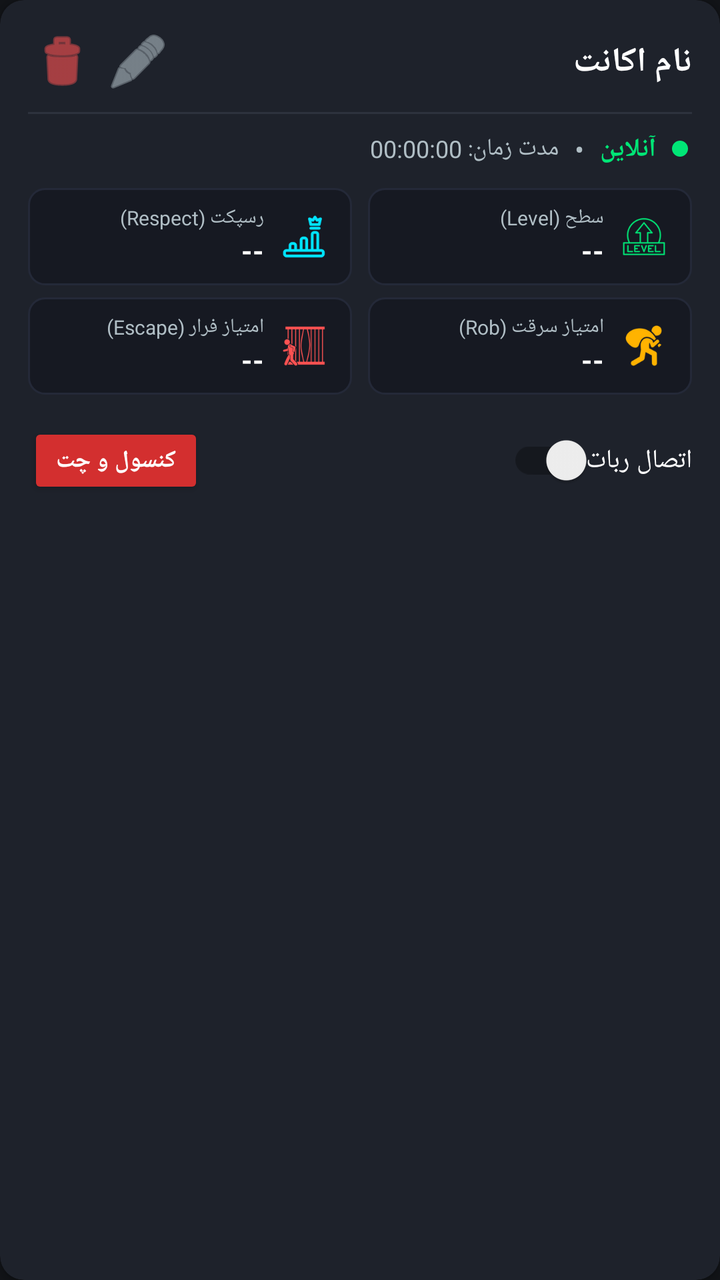
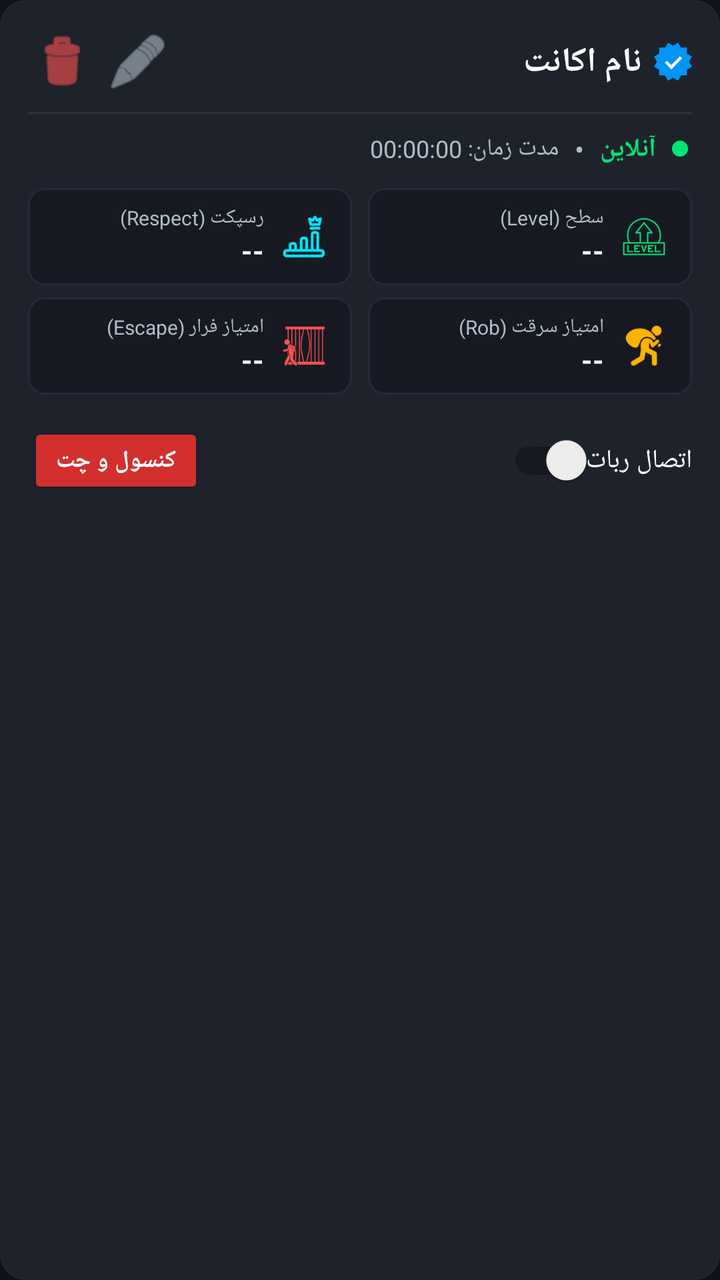

Compare the two renders of this Android layout. The source of the first and the diff that turns it into the second are given below.
<!-- AndroidManifest.xml: application theme Theme.AGRak -->
<!-- res/layout/item_account_card.xml -->
<?xml version="1.0" encoding="utf-8"?>
<androidx.cardview.widget.CardView xmlns:android="http://schemas.android.com/apk/res/android"
    xmlns:app="http://schemas.android.com/apk/res-auto"
    android:layout_width="match_parent"
    android:layout_height="wrap_content"
    android:layout_marginHorizontal="6dp"
    android:layout_marginVertical="6dp"
    app:cardBackgroundColor="@color/card_dark"
    app:cardCornerRadius="12dp"
    app:cardElevation="3dp"
    android:layoutDirection="rtl">

    <LinearLayout
        android:layout_width="match_parent"
        android:layout_height="wrap_content"
        android:orientation="vertical"
        android:padding="14dp">

        
        <LinearLayout
            android:layout_width="match_parent"
            android:layout_height="wrap_content"
            android:gravity="center_vertical"
            android:orientation="horizontal">

            <TextView
                android:id="@+id/tvAccountNick"
                android:layout_width="0dp"
                android:layout_height="wrap_content"
                android:layout_weight="1"
                android:text="نام اکانت"
                android:textColor="@color/text_white"
                android:textSize="17sp"
                android:textStyle="bold" />

            
            <ImageButton
                android:id="@+id/btnEditAccount"
                android:layout_width="34dp"
                android:layout_height="34dp"
                android:background="?attr/selectableItemBackgroundBorderless"
                android:src="@android:drawable/ic_menu_edit"
                android:tint="@color/text_secondary"
                android:contentDescription="ویرایش اکانت" />

            
            <ImageButton
                android:id="@+id/btnDeleteAccount"
                android:layout_width="34dp"
                android:layout_height="34dp"
                android:layout_marginStart="4dp"
                android:background="?attr/selectableItemBackgroundBorderless"
                android:src="@android:drawable/ic_menu_delete"
                android:tint="@color/status_red"
                android:contentDescription="حذف اکانت" />
        </LinearLayout>

        
        <View
            android:layout_width="match_parent"
            android:layout_height="1dp"
            android:layout_marginVertical="8dp"
            android:background="@color/card_stroke" />

        
        <LinearLayout
            android:layout_width="match_parent"
            android:layout_height="wrap_content"
            android:gravity="center_vertical"
            android:orientation="horizontal">

            
            <View
                android:id="@+id/viewStatusDot"
                android:layout_width="8dp"
                android:layout_height="8dp"
                android:layout_marginStart="2dp"
                android:layout_marginEnd="8dp"
                android:background="@drawable/bg_dot_online" />

            
            <TextView
                android:id="@+id/tvStatus"
                android:layout_width="wrap_content"
                android:layout_height="wrap_content"
                android:text="آنلاین"
                android:textColor="@color/status_green"
                android:textSize="13sp"
                android:textStyle="bold" />

            
            <TextView
                android:layout_width="wrap_content"
                android:layout_height="wrap_content"
                android:layout_marginHorizontal="8dp"
                android:text="•"
                android:textColor="@color/text_secondary" />

            
            <TextView
                android:id="@+id/tvUptime"
                android:layout_width="wrap_content"
                android:layout_height="wrap_content"
                android:text="مدت زمان: 00:00:00"
                android:textColor="@color/text_secondary"
                android:textSize="12sp" />
        </LinearLayout>

        
        <LinearLayout
            android:id="@+id/layoutStats"
            android:layout_width="match_parent"
            android:layout_height="wrap_content"
            android:layout_marginTop="10dp"
            android:orientation="vertical">

            
            <LinearLayout
                android:layout_width="match_parent"
                android:layout_height="wrap_content"
                android:orientation="horizontal">

                
                <LinearLayout
                    android:layout_width="0dp"
                    android:layout_height="wrap_content"
                    android:layout_weight="1"
                    android:layout_marginEnd="4dp"
                    android:background="@drawable/bg_stat_tile"
                    android:paddingHorizontal="10dp"
                    android:paddingVertical="8dp"
                    android:gravity="center_vertical"
                    android:orientation="horizontal">

                    <ImageView
                        android:layout_width="24dp"
                        android:layout_height="24dp"
                        android:layout_marginStart="2dp"
                        android:layout_marginEnd="8dp"
                        android:src="@drawable/tg_level"
                        android:contentDescription="Level" />

                    <LinearLayout
                        android:layout_width="wrap_content"
                        android:layout_height="wrap_content"
                        android:orientation="vertical">

                        <TextView
                            android:layout_width="wrap_content"
                            android:layout_height="wrap_content"
                            android:text="سطح (Level)"
                            android:textColor="@color/text_secondary"
                            android:textSize="10sp" />

                        <TextView
                            android:id="@+id/tvStatLevel"
                            android:layout_width="wrap_content"
                            android:layout_height="wrap_content"
                            android:text="--"
                            android:textColor="@color/text_white"
                            android:textSize="14sp"
                            android:textStyle="bold" />
                    </LinearLayout>
                </LinearLayout>

                
                <LinearLayout
                    android:layout_width="0dp"
                    android:layout_height="wrap_content"
                    android:layout_weight="1"
                    android:layout_marginStart="4dp"
                    android:background="@drawable/bg_stat_tile"
                    android:paddingHorizontal="10dp"
                    android:paddingVertical="8dp"
                    android:gravity="center_vertical"
                    android:orientation="horizontal">

                    <ImageView
                        android:layout_width="24dp"
                        android:layout_height="24dp"
                        android:layout_marginStart="2dp"
                        android:layout_marginEnd="8dp"
                        android:src="@drawable/tg_crown"
                        android:contentDescription="Respect" />

                    <LinearLayout
                        android:layout_width="wrap_content"
                        android:layout_height="wrap_content"
                        android:orientation="vertical">

                        <TextView
                            android:layout_width="wrap_content"
                            android:layout_height="wrap_content"
                            android:text="رسپکت (Respect)"
                            android:textColor="@color/text_secondary"
                            android:textSize="10sp" />

                        <TextView
                            android:id="@+id/tvStatRespect"
                            android:layout_width="wrap_content"
                            android:layout_height="wrap_content"
                            android:text="--"
                            android:textColor="@color/text_white"
                            android:textSize="14sp"
                            android:textStyle="bold" />
                    </LinearLayout>
                </LinearLayout>
            </LinearLayout>

            
            <LinearLayout
                android:layout_width="match_parent"
                android:layout_height="wrap_content"
                android:layout_marginTop="6dp"
                android:orientation="horizontal">

                
                <LinearLayout
                    android:layout_width="0dp"
                    android:layout_height="wrap_content"
                    android:layout_weight="1"
                    android:layout_marginEnd="4dp"
                    android:background="@drawable/bg_stat_tile"
                    android:paddingHorizontal="10dp"
                    android:paddingVertical="8dp"
                    android:gravity="center_vertical"
                    android:orientation="horizontal">

                    <ImageView
                        android:layout_width="24dp"
                        android:layout_height="24dp"
                        android:layout_marginStart="2dp"
                        android:layout_marginEnd="8dp"
                        android:src="@drawable/tg_rob_thief"
                        android:contentDescription="Rob Points" />

                    <LinearLayout
                        android:layout_width="wrap_content"
                        android:layout_height="wrap_content"
                        android:orientation="vertical">

                        <TextView
                            android:layout_width="wrap_content"
                            android:layout_height="wrap_content"
                            android:text="امتیاز سرقت (Rob)"
                            android:textColor="@color/text_secondary"
                            android:textSize="10sp" />

                        <TextView
                            android:id="@+id/tvStatRob"
                            android:layout_width="wrap_content"
                            android:layout_height="wrap_content"
                            android:text="--"
                            android:textColor="@color/text_white"
                            android:textSize="14sp"
                            android:textStyle="bold" />
                    </LinearLayout>
                </LinearLayout>

                
                <LinearLayout
                    android:layout_width="0dp"
                    android:layout_height="wrap_content"
                    android:layout_weight="1"
                    android:layout_marginStart="4dp"
                    android:background="@drawable/bg_stat_tile"
                    android:paddingHorizontal="10dp"
                    android:paddingVertical="8dp"
                    android:gravity="center_vertical"
                    android:orientation="horizontal">

                    <ImageView
                        android:layout_width="24dp"
                        android:layout_height="24dp"
                        android:layout_marginStart="2dp"
                        android:layout_marginEnd="8dp"
                        android:src="@drawable/tg_escape_jail"
                        android:contentDescription="Escape Points" />

                    <LinearLayout
                        android:layout_width="wrap_content"
                        android:layout_height="wrap_content"
                        android:orientation="vertical">

                        <TextView
                            android:layout_width="wrap_content"
                            android:layout_height="wrap_content"
                            android:text="امتیاز فرار (Escape)"
                            android:textColor="@color/text_secondary"
                            android:textSize="10sp" />

                        <TextView
                            android:id="@+id/tvStatEscape"
                            android:layout_width="wrap_content"
                            android:layout_height="wrap_content"
                            android:text="--"
                            android:textColor="@color/text_white"
                            android:textSize="14sp"
                            android:textStyle="bold" />
                    </LinearLayout>
                </LinearLayout>
            </LinearLayout>
        </LinearLayout>

        
        <LinearLayout
            android:layout_width="match_parent"
            android:layout_height="wrap_content"
            android:layout_marginTop="14dp"
            android:gravity="center_vertical"
            android:orientation="horizontal">

            <androidx.appcompat.widget.SwitchCompat
                android:id="@+id/switchConnect"
                android:layout_width="wrap_content"
                android:layout_height="wrap_content"
                android:text="اتصال ربات"
                android:textColor="@color/text_white"
                android:textSize="13sp" />

            <View
                android:layout_width="0dp"
                android:layout_height="0dp"
                android:layout_weight="1" />

            <Button
                android:id="@+id/btnEnterChat"
                android:layout_width="wrap_content"
                android:layout_height="38dp"
                android:backgroundTint="@color/primary_red"
                android:text="کنسول و چت"
                android:textColor="@color/text_white"
                android:textSize="12sp"
                android:textStyle="bold" />
        </LinearLayout>

    </LinearLayout>
</androidx.cardview.widget.CardView>
<!-- resources referenced by this layout -->
<resources>
  <color name="card_dark">#1E222B</color>
  <color name="card_stroke">#2D323E</color>
  <color name="primary_red">#D32F2F</color>
  <color name="status_green">#00E676</color>
  <color name="status_red">#FF5252</color>
  <color name="text_secondary">#B0BEC5</color>
  <color name="text_white">#FFFFFF</color>
  <!-- drawable bg_dot_online (drawable) -->
  <?xml version="1.0" encoding="utf-8"?>
  <shape xmlns:android="http://schemas.android.com/apk/res/android"
      android:shape="oval">
      <solid android:color="#00E676" />
      <size android:width="10dp" android:height="10dp" />
  </shape>
  <!-- drawable bg_stat_tile (drawable) -->
  <?xml version="1.0" encoding="utf-8"?>
  <shape xmlns:android="http://schemas.android.com/apk/res/android"
      android:shape="rectangle">
      <solid android:color="#161922" />
      <stroke android:width="1dp" android:color="#242938" />
      <corners android:radius="8dp" />
  </shape>
  <!-- drawable tg_crown: png bitmap (drawable, 2362 bytes) -->
  <!-- drawable tg_escape_jail: png bitmap (drawable, 3591 bytes) -->
  <!-- drawable tg_level: png bitmap (drawable, 3305 bytes) -->
  <!-- drawable tg_rob_thief: png bitmap (drawable, 4366 bytes) -->
  <style name="Theme.AGRak" parent="Theme.AppCompat.DayNight.NoActionBar">
          <item name="colorPrimary">@color/primary_red</item>
          <item name="colorPrimaryDark">@color/primary_red_dark</item>
          <item name="colorAccent">@color/accent_gold</item>
          <item name="android:windowBackground">@color/bg_dark</item>
          <item name="android:statusBarColor">#0A0B0E</item>
          <item name="android:navigationBarColor">#0A0B0E</item>
      </style>
  <color name="primary_red_dark">#9A0007</color>
  <color name="accent_gold">#FFB300</color>
  <color name="bg_dark">#121418</color>
</resources>

<!-- the commit's change to res/layout/item_account_card.xml (unified diff, before → after) -->
@@ -23,15 +23,32 @@
             android:gravity="center_vertical"
             android:orientation="horizontal">
 
-            <TextView
-                android:id="@+id/tvAccountNick"
+            <LinearLayout
                 android:layout_width="0dp"
                 android:layout_height="wrap_content"
                 android:layout_weight="1"
-                android:text="نام اکانت"
-                android:textColor="@color/text_white"
-                android:textSize="17sp"
-                android:textStyle="bold" />
+                android:gravity="start|center_vertical"
+                android:orientation="horizontal">
+
+                <ImageView
+                    android:id="@+id/imgVerifiedBadge"
+                    android:layout_width="19dp"
+                    android:layout_height="19dp"
+                    android:layout_marginEnd="6dp"
+                    android:src="@drawable/ic_instagram_verified"
+                    android:contentDescription="تیک آبی" />
+
+                <TextView
+                    android:id="@+id/tvAccountNick"
+                    android:layout_width="wrap_content"
+                    android:layout_height="wrap_content"
+                    android:text="نام اکانت"
+                    android:textColor="@color/text_white"
+                    android:textSize="17sp"
+                    android:textStyle="bold"
+                    android:singleLine="true"
+                    android:ellipsize="end" />
+            </LinearLayout>
 
             
             <ImageButton
<!-- resource entries referenced after the edit -->
@@ -22,6 +22,19 @@
       <stroke android:width="1dp" android:color="#242938" />
       <corners android:radius="8dp" />
   </shape>
+  <!-- drawable ic_instagram_verified (drawable) -->
+  <vector xmlns:android="http://schemas.android.com/apk/res/android"
+      android:width="20dp"
+      android:height="20dp"
+      android:viewportWidth="40"
+      android:viewportHeight="40">
+      <path
+          android:fillColor="#0095F6"
+          android:pathData="M19.998,3.094 L14.638,0 l-2.972,5.15 H5.432 v6.354 L0,14.64 3.094,20 0,25.359 l5.432,3.137 v5.905 h5.975 L14.638,40 l5.36,-3.094 L25.358,40 l3.232,-5.6 h6.162 v-6.01 L40,25.359 36.905,20 40,14.641 l-5.248,-3.03 v-6.46 h-6.419 L25.358,0 l-5.36,3.094 Z" />
+      <path
+          android:fillColor="#FFFFFF"
+          android:pathData="M27.413,14.319 l2.254,2.287 -11.43,11.5 -6.835,-6.93 2.244,-2.258 4.587,4.581 9.18,-9.18 Z" />
+  </vector>
   <!-- drawable tg_crown: png bitmap (drawable, 2362 bytes) -->
   <!-- drawable tg_escape_jail: png bitmap (drawable, 3591 bytes) -->
   <!-- drawable tg_level: png bitmap (drawable, 3305 bytes) -->
